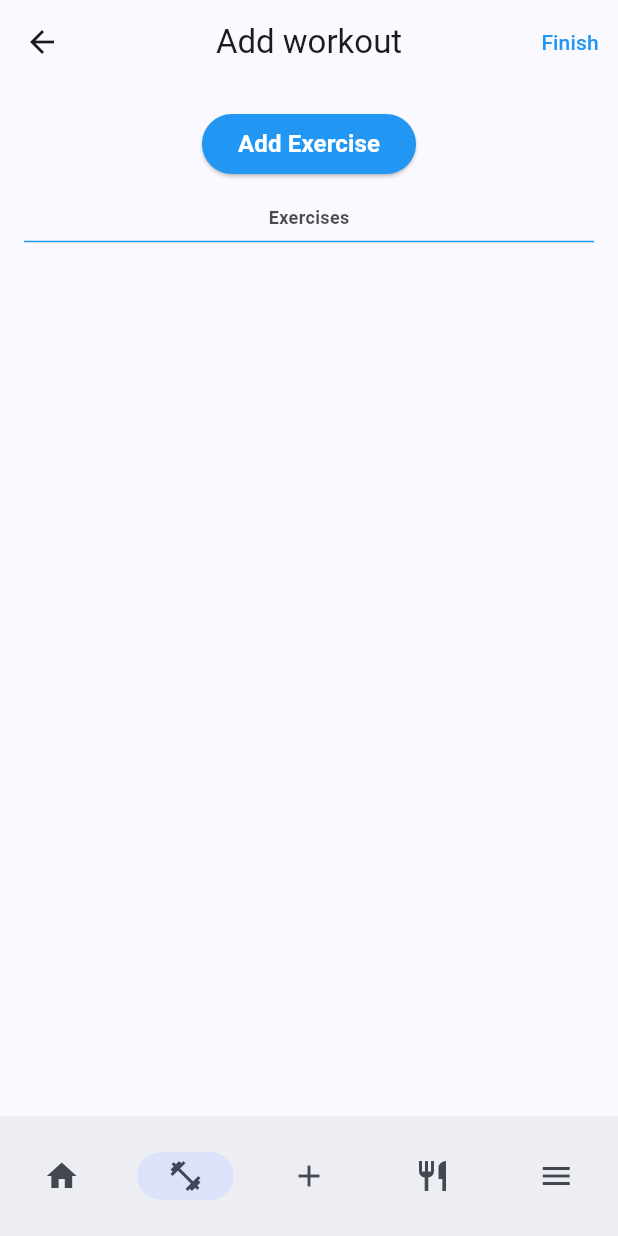
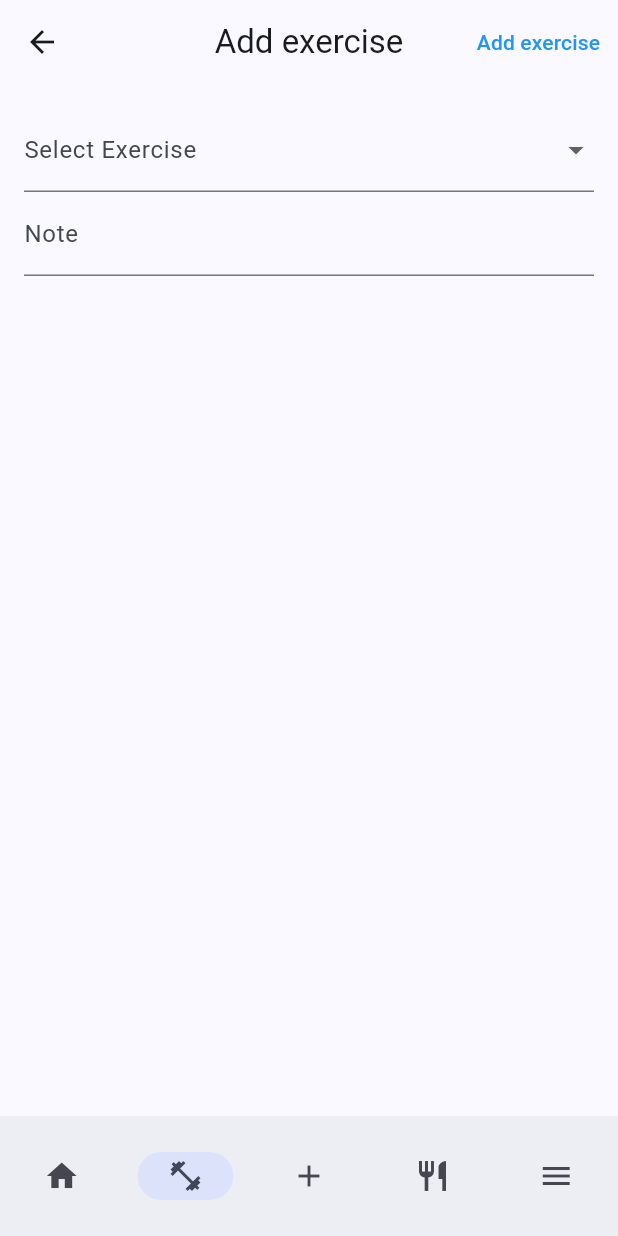
Before and after one commit to Mobile-applikasjoner-gruppe-1/fit_and_healthy, a Flutter app: the AddWorkoutView screen opened by its route, after a tap on "Add Exercise", on a phone screen of 412 x 824 dp. Run offline on Flutter 3.47's test engine with Material 3 defaults, Android fonts, the phone set to English and light mode, and no system bars; our stand-ins replace flutter_riverpod, go_router, riverpod_annotation; generated files the repository leaves out were written again.

Commit message:
Added a simple create new exercise form

```diff
--- a/lib/src/app_router.dart
+++ b/lib/src/app_router.dart
@@ -1,4 +1,5 @@
 import 'package:fit_and_healthy/src/features/dashboard/dashboard_view.dart';
+import 'package:fit_and_healthy/src/features/exercise/screens/exercise_add_exercise.dart';
 import 'package:fit_and_healthy/src/features/exercise/screens/exercise_add_workout.dart';
 import 'package:fit_and_healthy/src/features/settings/pages/gdpr_settings_page.dart';
 import 'package:fit_and_healthy/src/features/settings/pages/goals_settings_page.dart';
@@ -48,11 +49,18 @@ GoRouter appRouter = GoRouter(
               builder: (context, state) =>
                   ExerciseView(workouts: sampleWorkouts),
               routes: [
-                GoRoute(
-                  path: 'add-workout',
-                  name: 'AddWorkout',
-                  builder: (context, state) => AddWorkoutView(),
-                ),
+              GoRoute(
+                path: 'add-workout',
+                name: 'AddWorkout',
+                builder: (context, state) =>
+                    AddWorkoutView(workouts: sampleWorkouts),
+              ),
+              GoRoute(
+                path: 'add-exercise',
+                name: 'AddExercise',
+                builder: (context, state) =>
+                    AddExercise(workouts: sampleWorkouts),
+              ),
                 GoRoute(
                   path: ':id',
                   name: 'WorkoutDetail',
--- /dev/null
+++ b/lib/src/features/exercise/screens/exercise_add_exercise.dart
@@ -0,0 +1,99 @@
+import 'package:fit_and_healthy/shared/models/exercise.dart';
+import 'package:fit_and_healthy/src/nested_scaffold.dart';
+import 'package:flutter/material.dart';
+
+/**
+ * The AddExerciseView widget provides functionality for adding and managing
+ * a new workout session.
+ */
+class AddExercise extends StatefulWidget {
+  const AddExercise({super.key, required this.workouts});
+
+  static const route = '/exercise/add-exercise';
+  static const routeName = 'AddExercise';
+
+  final List<Workout> workouts;
+
+  @override
+  State<AddExercise> createState() {
+    return _AddExerciseState();
+  }
+}
+
+  class _AddExerciseState extends State<AddExercise> {
+
+  late final List<String> exerciseNames;
+
+  @override
+  void initState() {
+    super.initState();
+    exerciseNames = widget.workouts
+        .expand((workout) => workout.exercises)
+        .map((exercise) => exercise.exerciseInfoList.name)
+        .toSet()
+        .toList();
+  }
+
+  @override
+  Widget build(BuildContext context) {
+    Widget content = Center(
+        child: Padding(
+          padding: const EdgeInsets.all(16.0),
+          child: Form(
+            child: Column(
+              children: [
+                DropdownButtonFormField<String>(
+                  items: exerciseNames.map((name) {
+                    return DropdownMenuItem<String>(
+                      value: name,
+                      child: Text(name),
+                    );
+                  },).toList(),
+                  onChanged: (value) {
+                    print('Selected Exercise: $value');
+                  },
+                  decoration: const InputDecoration(
+                    label: Text('Select Exercise'),
+                  ),
+                  validator: (value) {
+                    if (value == null || value.isEmpty) {
+                      return 'Please select an exercise';
+                    }
+                    return null;
+                  },
+                ),
+                Expanded(child:
+                  TextFormField(
+                    decoration: InputDecoration(
+                      label: Text('Note')
+                    ),
+                  ),
+                ),
+              ],
+            ),
+          ),
+        ),
+      );
+
+    return NestedScaffold(
+      appBar: AppBar(
+        title: Text('Add exercise'),
+        centerTitle: true,
+        actions: [
+          TextButton(
+            onPressed: () {
+              // add exercise to workout
+            },
+            child: const Text(
+              'Add exercise',
+              style: TextStyle(
+                color: Colors.blue,
+              ),
+            ),
+          ),
+        ],
+      ),
+      body: content,
+    );
+  }
+}
--- a/lib/src/features/exercise/screens/exercise_add_workout.dart
+++ b/lib/src/features/exercise/screens/exercise_add_workout.dart
@@ -1,6 +1,7 @@
 import 'package:fit_and_healthy/shared/models/exercise.dart';
 import 'package:fit_and_healthy/src/nested_scaffold.dart';
 import 'package:flutter/material.dart';
+import 'package:go_router/go_router.dart';
 
 /**
  * The AddWorkoutView widget provides functionality for adding and managing
@@ -12,10 +13,19 @@ import 'package:flutter/material.dart';
  * - Contains a floating action button for additional options.
  */
 class AddWorkoutView extends StatelessWidget {
-  const AddWorkoutView({super.key});
+  const AddWorkoutView({super.key, required this.workouts});
 
   static const route = '/exercise';
   static const routeName = 'Exercise';
+
+  final List<Workout> workouts;
+
+  /**
+   * Navigates to the Add Exercise screen.
+   */
+  void navigateToAddExercise(BuildContext context) {
+    context.push('${AddWorkoutView.route}/add-exercise');
+  }
 
   void createWorkout(Workout workout) {
     // Create workout logic
@@ -31,7 +41,9 @@ class AddWorkoutView extends StatelessWidget {
           Column(
             children:[
               ElevatedButton(
-                onPressed: () => (),
+                onPressed: () => {
+                  navigateToAddExercise(context),
+                },
                 style: ElevatedButton.styleFrom(
                   backgroundColor: Colors.blue,
                 ),
```
